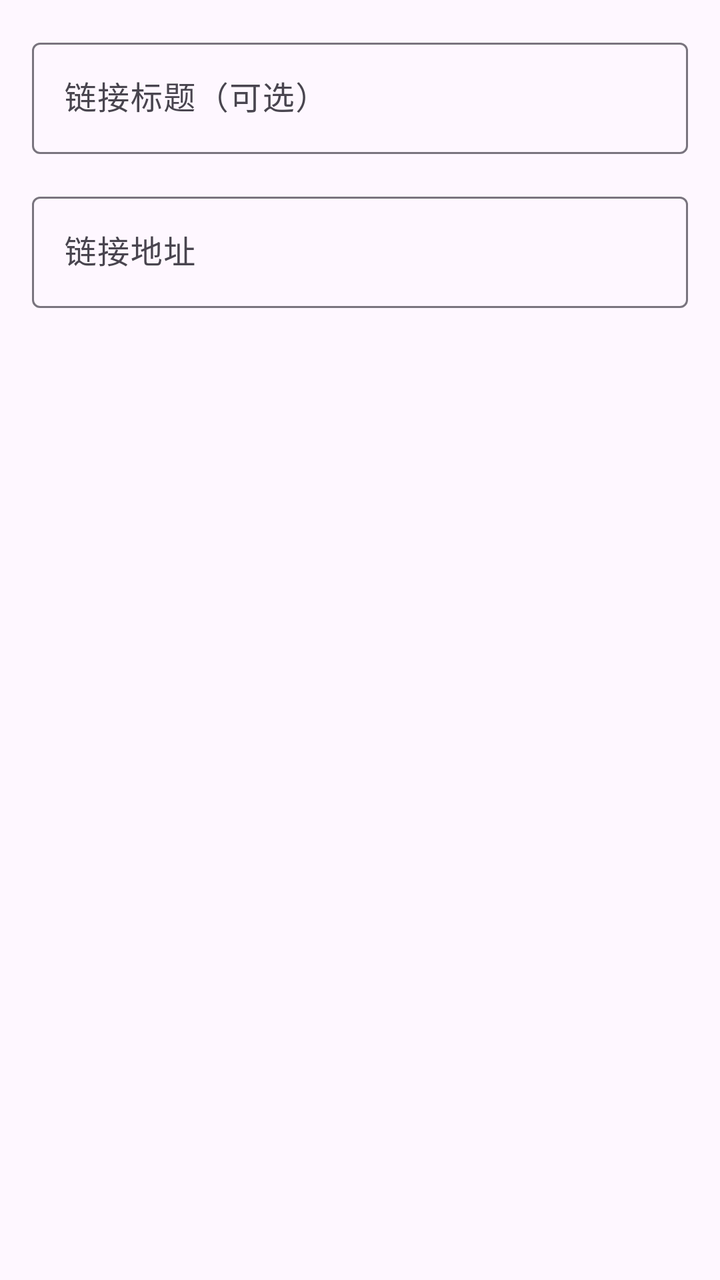
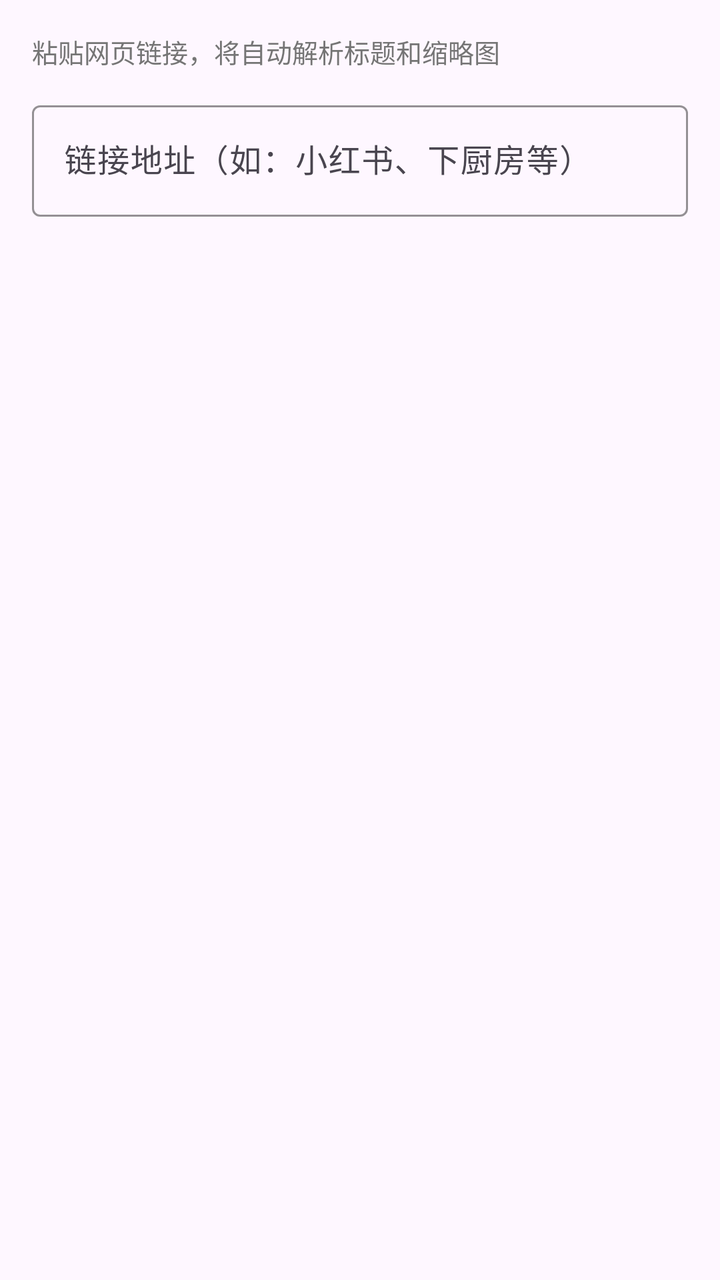

An Android layout rendered at two revisions. The XML below is the earlier revision; the diff shows what the commit changed to produce the second picture.
<!-- AndroidManifest.xml: application theme Theme.FamilyRecipes -->
<!-- res/layout/dialog_add_link.xml -->
<?xml version="1.0" encoding="utf-8"?>
<LinearLayout
    xmlns:android="http://schemas.android.com/apk/res/android"
    xmlns:app="http://schemas.android.com/apk/res-auto"
    android:layout_width="match_parent"
    android:layout_height="wrap_content"
    android:orientation="vertical"
    android:padding="16dp">

    <com.google.android.material.textfield.TextInputLayout
        android:layout_width="match_parent"
        android:layout_height="wrap_content"
        android:hint="链接标题（可选）"
        app:boxBackgroundMode="outline">

        <com.google.android.material.textfield.TextInputEditText
            android:id="@+id/et_link_title"
            android:layout_width="match_parent"
            android:layout_height="wrap_content"
            android:inputType="text"
            android:maxLines="1" />

    </com.google.android.material.textfield.TextInputLayout>

    <com.google.android.material.textfield.TextInputLayout
        android:layout_width="match_parent"
        android:layout_height="wrap_content"
        android:layout_marginTop="16dp"
        android:hint="链接地址"
        app:boxBackgroundMode="outline">

        <com.google.android.material.textfield.TextInputEditText
            android:id="@+id/et_link_url"
            android:layout_width="match_parent"
            android:layout_height="wrap_content"
            android:inputType="textUri"
            android:maxLines="3" />

    </com.google.android.material.textfield.TextInputLayout>

</LinearLayout>
<!-- resources referenced by this layout -->
<resources>
  <style name="Theme.FamilyRecipes" parent="Base.Theme.FamilyRecipes" />
  <style name="Base.Theme.FamilyRecipes" parent="Theme.Material3.DayNight.NoActionBar">
          <item name="colorPrimary">@color/primary</item>
          <item name="colorPrimaryDark">@color/primary_dark</item>
          <item name="colorAccent">@color/accent</item>
          <item name="android:statusBarColor">@color/primary</item>
          <item name="android:navigationBarColor">@color/white</item>
      </style>
  <color name="primary">#FFFF6B35</color>
  <color name="primary_dark">#FFE55C2E</color>
  <color name="accent">#FFFFB84D</color>
  <color name="white">#FFFFFFFF</color>
</resources>

<!-- the commit's change to res/layout/dialog_add_link.xml (unified diff, before → after) -->
@@ -7,35 +7,48 @@
     android:orientation="vertical"
     android:padding="16dp">
 
-    <com.google.android.material.textfield.TextInputLayout
+    <TextView
         android:layout_width="match_parent"
         android:layout_height="wrap_content"
-        android:hint="链接标题（可选）"
-        app:boxBackgroundMode="outline">
-
-        <com.google.android.material.textfield.TextInputEditText
-            android:id="@+id/et_link_title"
-            android:layout_width="match_parent"
-            android:layout_height="wrap_content"
-            android:inputType="text"
-            android:maxLines="1" />
-
-    </com.google.android.material.textfield.TextInputLayout>
+        android:text="粘贴网页链接，将自动解析标题和缩略图"
+        android:textColor="@color/text_secondary"
+        android:textSize="13sp"
+        android:layout_marginBottom="12dp" />
 
     <com.google.android.material.textfield.TextInputLayout
         android:layout_width="match_parent"
         android:layout_height="wrap_content"
-        android:layout_marginTop="16dp"
-        android:hint="链接地址"
-        app:boxBackgroundMode="outline">
+        android:hint="链接地址（如：小红书、下厨房等）"
+        app:boxBackgroundMode="outline"
+        app:boxStrokeColor="@color/primary">
 
         <com.google.android.material.textfield.TextInputEditText
             android:id="@+id/et_link_url"
             android:layout_width="match_parent"
             android:layout_height="wrap_content"
-            android:inputType="textUri"
+            android:inputType="text|textNoSuggestions"
+            android:imeOptions="actionDone"
             android:maxLines="3" />
 
     </com.google.android.material.textfield.TextInputLayout>
+    
+    
+    <ProgressBar
+        android:id="@+id/progress_parsing"
+        android:layout_width="24dp"
+        android:layout_height="24dp"
+        android:layout_gravity="center"
+        android:layout_marginTop="16dp"
+        android:visibility="gone" />
+    
+    <TextView
+        android:id="@+id/tv_parsing_status"
+        android:layout_width="match_parent"
+        android:layout_height="wrap_content"
+        android:layout_marginTop="12dp"
+        android:gravity="center"
+        android:textColor="@color/text_secondary"
+        android:textSize="13sp"
+        android:visibility="gone" />
 
 </LinearLayout>
<!-- resource entries referenced after the edit -->
@@ -9,6 +9,7 @@
           <item name="android:navigationBarColor">@color/white</item>
       </style>
   <color name="primary">#FFFF6B35</color>
+  <color name="text_secondary">#FF757575</color>
   <color name="primary_dark">#FFE55C2E</color>
   <color name="accent">#FFFFB84D</color>
   <color name="white">#FFFFFFFF</color>
